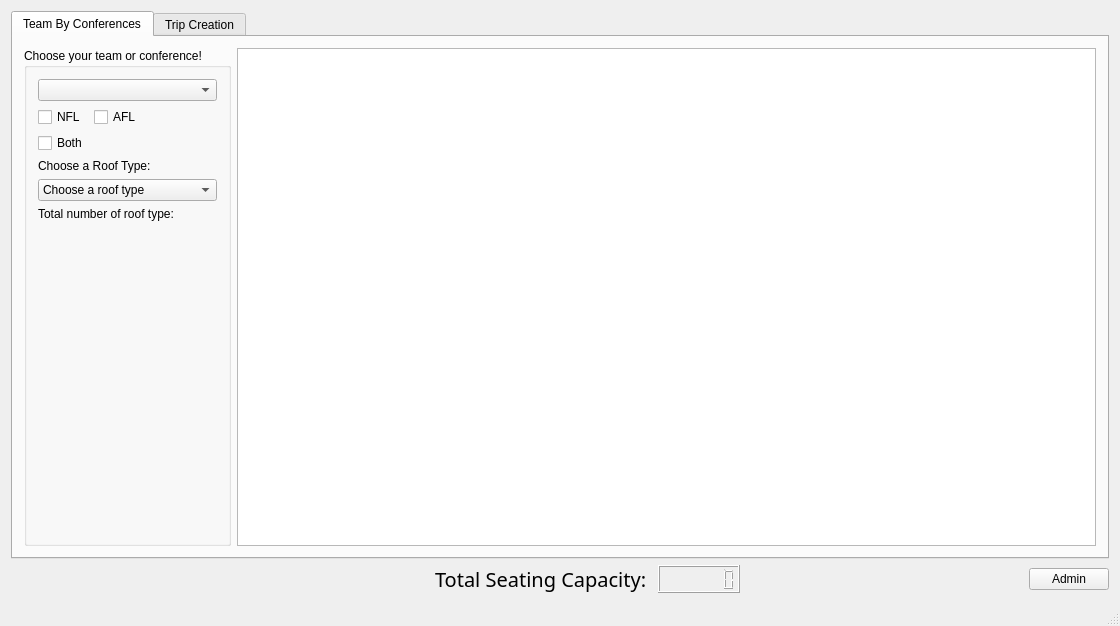
First picture: the form in mainwindow.ui, repository OneEcho/NFL-Football-Project, before the edit.
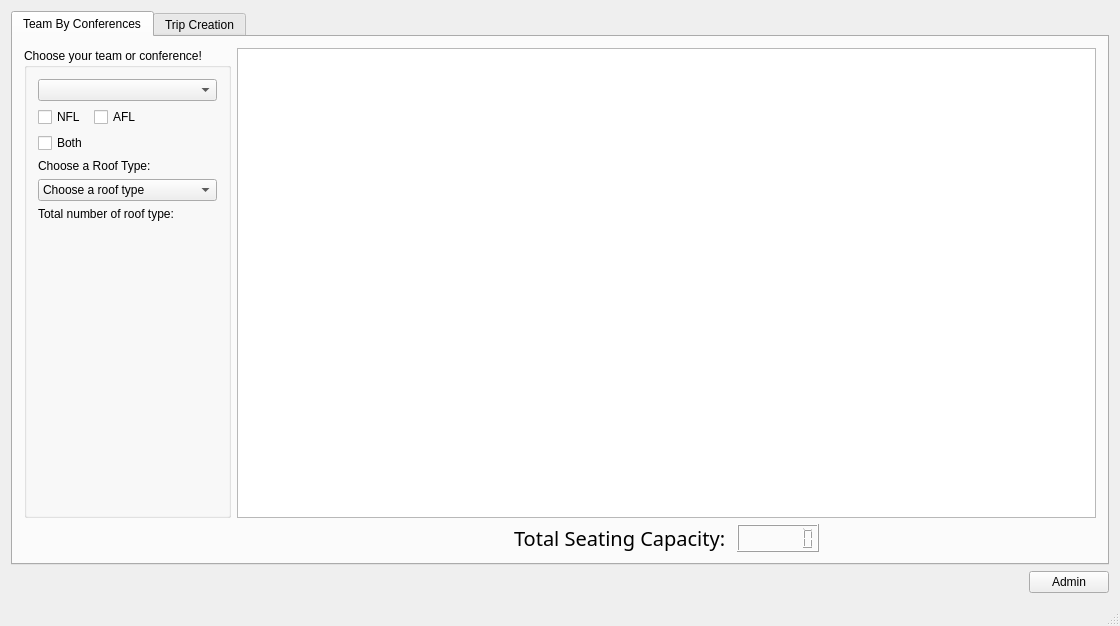
Second picture: the form after the edit. The open tabs and pages were chosen to show the change.

Diff of the .ui file:
```diff
--- a/mainwindow.ui
+++ b/mainwindow.ui
@@ -16,102 +16,6 @@
   <widget class="QWidget" name="centralWidget">
    <layout class="QGridLayout" name="gridLayout_2">
     <item row="1" column="0">
-     <layout class="QHBoxLayout" name="horizontalLayout">
-      <item>
-       <spacer name="horizontalSpacer_4">
-        <property name="orientation">
-         <enum>Qt::Horizontal</enum>
-        </property>
-        <property name="sizeHint" stdset="0">
-         <size>
-          <width>40</width>
-          <height>20</height>
-         </size>
-        </property>
-       </spacer>
-      </item>
-      <item>
-       <spacer name="horizontalSpacer_3">
-        <property name="orientation">
-         <enum>Qt::Horizontal</enum>
-        </property>
-        <property name="sizeHint" stdset="0">
-         <size>
-          <width>40</width>
-          <height>20</height>
-         </size>
-        </property>
-       </spacer>
-      </item>
-      <item>
-       <spacer name="horizontalSpacer">
-        <property name="orientation">
-         <enum>Qt::Horizontal</enum>
-        </property>
-        <property name="sizeHint" stdset="0">
-         <size>
-          <width>40</width>
-          <height>20</height>
-         </size>
-        </property>
-       </spacer>
-      </item>
-      <item>
-       <widget class="QLabel" name="label">
-        <property name="font">
-         <font>
-          <family>Ebrima</family>
-          <pointsize>15</pointsize>
-         </font>
-        </property>
-        <property name="text">
-         <string>Total Seating Capacity: </string>
-        </property>
-       </widget>
-      </item>
-      <item>
-       <widget class="QLCDNumber" name="lcdNumber">
-        <property name="digitCount">
-         <number>7</number>
-        </property>
-       </widget>
-      </item>
-      <item>
-       <spacer name="horizontalSpacer_5">
-        <property name="orientation">
-         <enum>Qt::Horizontal</enum>
-        </property>
-        <property name="sizeHint" stdset="0">
-         <size>
-          <width>40</width>
-          <height>20</height>
-         </size>
-        </property>
-       </spacer>
-      </item>
-      <item>
-       <spacer name="horizontalSpacer_2">
-        <property name="orientation">
-         <enum>Qt::Horizontal</enum>
-        </property>
-        <property name="sizeHint" stdset="0">
-         <size>
-          <width>40</width>
-          <height>20</height>
-         </size>
-        </property>
-       </spacer>
-      </item>
-      <item>
-       <widget class="QPushButton" name="adminButton">
-        <property name="text">
-         <string>Admin</string>
-        </property>
-       </widget>
-      </item>
-     </layout>
-    </item>
-    <item row="0" column="0">
      <widget class="QTabWidget" name="tabWidget">
       <property name="currentIndex">
        <number>1</number>
@@ -121,6 +25,13 @@
         <string>Team By Conferences</string>
        </attribute>
        <layout class="QGridLayout" name="gridLayout">
+        <item row="0" column="2">
+         <widget class="QTableView" name="ConferenceTableView">
+          <property name="sortingEnabled">
+           <bool>true</bool>
+          </property>
+         </widget>
+        </item>
         <item row="0" column="0" colspan="2">
          <widget class="QGroupBox" name="groupBox">
           <property name="title">
@@ -199,12 +110,81 @@
           </layout>
          </widget>
         </item>
-        <item row="0" column="2">
-         <widget class="QTableView" name="ConferenceTableView">
-          <property name="sortingEnabled">
-           <bool>true</bool>
-          </property>
-         </widget>
+        <item row="1" column="2">
+         <layout class="QHBoxLayout" name="horizontalLayout">
+          <item>
+           <spacer name="horizontalSpacer_3">
+            <property name="orientation">
+             <enum>Qt::Horizontal</enum>
+            </property>
+            <property name="sizeHint" stdset="0">
+             <size>
+              <width>40</width>
+              <height>20</height>
+             </size>
+            </property>
+           </spacer>
+          </item>
+          <item>
+           <spacer name="horizontalSpacer">
+            <property name="orientation">
+             <enum>Qt::Horizontal</enum>
+            </property>
+            <property name="sizeHint" stdset="0">
+             <size>
+              <width>40</width>
+              <height>20</height>
+             </size>
+            </property>
+           </spacer>
+          </item>
+          <item>
+           <widget class="QLabel" name="label">
+            <property name="font">
+             <font>
+              <family>Ebrima</family>
+              <pointsize>15</pointsize>
+             </font>
+            </property>
+            <property name="text">
+             <string>Total Seating Capacity: </string>
+            </property>
+           </widget>
+          </item>
+          <item>
+           <widget class="QLCDNumber" name="lcdNumber">
+            <property name="digitCount">
+             <number>7</number>
+            </property>
+           </widget>
+          </item>
+          <item>
+           <spacer name="horizontalSpacer_5">
+            <property name="orientation">
+             <enum>Qt::Horizontal</enum>
+            </property>
+            <property name="sizeHint" stdset="0">
+             <size>
+              <width>40</width>
+              <height>20</height>
+             </size>
+            </property>
+           </spacer>
+          </item>
+          <item>
+           <spacer name="horizontalSpacer_2">
+            <property name="orientation">
+             <enum>Qt::Horizontal</enum>
+            </property>
+            <property name="sizeHint" stdset="0">
+             <size>
+              <width>40</width>
+              <height>20</height>
+             </size>
+            </property>
+           </spacer>
+          </item>
+         </layout>
         </item>
        </layout>
       </widget>
@@ -377,6 +357,30 @@
       </widget>
      </widget>
     </item>
+    <item row="2" column="0">
+     <layout class="QHBoxLayout" name="horizontalLayout_2">
+      <item>
+       <spacer name="horizontalSpacer_8">
+        <property name="orientation">
+         <enum>Qt::Horizontal</enum>
+        </property>
+        <property name="sizeHint" stdset="0">
+         <size>
+          <width>40</width>
+          <height>20</height>
+         </size>
+        </property>
+       </spacer>
+      </item>
+      <item>
+       <widget class="QPushButton" name="adminButton">
+        <property name="text">
+         <string>Admin</string>
+        </property>
+       </widget>
+      </item>
+     </layout>
+    </item>
    </layout>
   </widget>
   <widget class="QMenuBar" name="menuBar">
```
